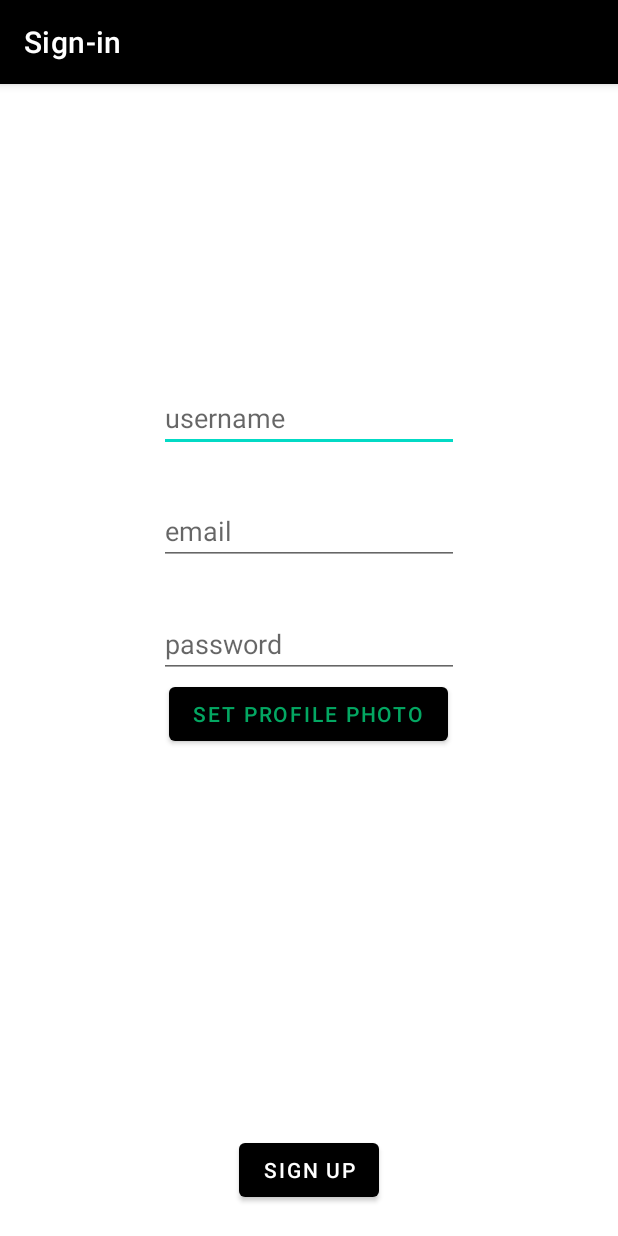
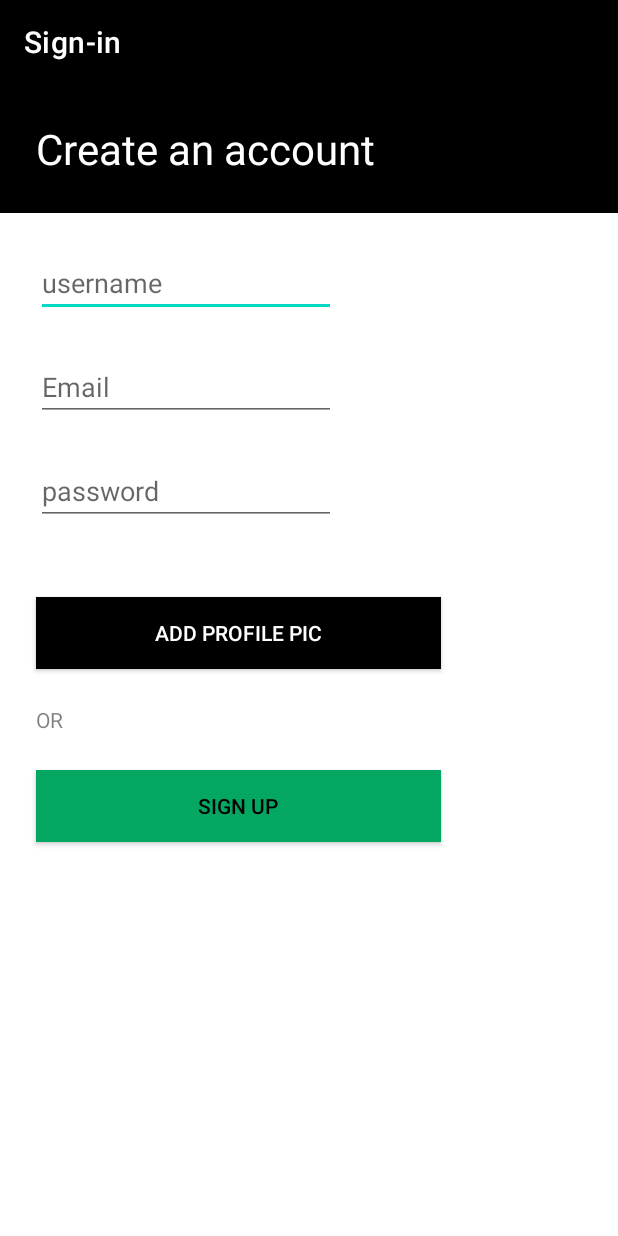
Before and after one commit to 67Samuel/GDL, an Android app: the SignInActivity screen opened directly, with no data from a screen before it, on a phone screen of 412 x 824 dp. Run offline under Robolectric (Android 15) with nearby library versions, the phone set to English and light mode, and no system bars; our stand-ins replace Firebase (no records; nobody signed in at launch, a user with empty details on screens opened directly); libraries missing offline, so code that uses them is left out: com.theartofdev.edmodo; plain views replace CropImageView; 1 statement that could not run was skipped.

Commit message:
Updated sign up page UI

```diff
--- a/app/src/main/res/layout/sign_in_page.xml
+++ b/app/src/main/res/layout/sign_in_page.xml
@@ -7,55 +7,85 @@
     tools:context=".SignInActivity"
     android:orientation="vertical">
 
+    <LinearLayout
+        android:id="@+id/padding"
+        android:layout_width="match_parent"
+        android:layout_height="wrap_content"
+        android:layout_marginBottom="0dp"
+        android:background="#000000"
+        android:orientation="horizontal"
+        android:paddingLeft="24dp"
+        android:paddingTop="24dp"
+        android:paddingBottom="24dp">
+
+        <TextView
+            android:layout_width="wrap_content"
+            android:layout_height="wrap_content"
+            android:text="@string/create_an_account"
+            android:textColor="@color/white"
+            android:textSize="28sp" />
+
+    </LinearLayout>
+
     <EditText
         android:id="@+id/sign_in_username"
         android:layout_width="200dp"
         android:layout_height="wrap_content"
+        android:layout_margin="24dp"
         android:hint="@string/username"
         android:layout_marginTop="200dp"
-        android:layout_gravity="center_horizontal"
         android:inputType="textPersonName"/>
 
     <EditText
         android:id="@+id/sign_in_email"
         android:layout_width="200dp"
         android:layout_height="wrap_content"
-        android:layout_margin="30dp"
-        android:hint="email"
-        android:layout_gravity="center_horizontal"
-        android:inputType="textWebEmailAddress"/>
+        android:layout_marginLeft="24dp"
+        android:layout_marginBottom="24dp"
+        android:hint="@string/email"
+        android:inputType="textWebEmailAddress" />
 
     <EditText
         android:id="@+id/sign_in_password"
         android:layout_width="200dp"
         android:layout_height="wrap_content"
+        android:layout_marginLeft="24dp"
+        android:layout_marginBottom="24dp"
         android:hint="@string/password"
-        android:inputType="textPassword"
-        android:layout_gravity="center_horizontal" />
+        android:inputType="textPassword" />
 
-    <Button
+    <androidx.appcompat.widget.AppCompatButton
         android:id="@+id/sign_in_set_profile_photo_button"
+        android:layout_width="270dp"
+        android:layout_height="wrap_content"
+        android:layout_margin="24dp"
+        android:background="@color/black"
+        android:text="@string/add_profile_pic"
+        android:textColor="@color/white" />
+
+    <TextView
         android:layout_width="wrap_content"
         android:layout_height="wrap_content"
-        android:layout_gravity="center_horizontal"
-        android:text="@string/set_profile_photo"
-        android:textColor="@color/lightGreen"/>
+        android:layout_marginLeft="24dp"
+        android:layout_marginBottom="24dp"
+        android:text="@string/or"
+        android:textColor="#81000000" />
 
+    <androidx.appcompat.widget.AppCompatButton
+        android:id="@+id/sign_in_save_button"
+        android:layout_width="270dp"
+        android:layout_height="wrap_content"
+        android:layout_marginLeft="24dp"
+        android:background="@color/buttonGreen"
+        android:text="Sign Up"
+        android:textColor="#000000" />
 
-    <com.theartofdev.edmodo.cropper.CropImageView
-        xmlns:custom="http://schemas.android.com/apk/res-auto"
+    <com.theartofdev.edmodo.cropper.CropImageView xmlns:custom="http://schemas.android.com/apk/res-auto"
         android:id="@+id/cropImageView"
         android:layout_width="match_parent"
         android:layout_marginHorizontal="130dp"
         android:layout_height="0dp"
         android:layout_weight="1"/>
 
-    <Button
-        android:id="@+id/sign_in_save_button"
-        android:layout_width="wrap_content"
-        android:layout_height="wrap_content"
-        android:layout_margin="20dp"
-        android:layout_gravity="center_horizontal"
-        android:text="@string/sign_in" />
 
 </LinearLayout>
--- a/app/src/main/res/values/strings.xml
+++ b/app/src/main/res/values/strings.xml
@@ -60,6 +60,11 @@
     <string name="password">password</string>
     <string name="username">username</string>
     <string name="sign_in">Sign up</string>
+    <string name="create_an_account">Create an account</string>
+    <string name="email">Email</string>
+    <string name="or">OR</string>
+    <string name="create_without_pic">Create without pic</string>
+    <string name="add_profile_pic">Add Profile Pic</string>
 
 
 </resources>
```
